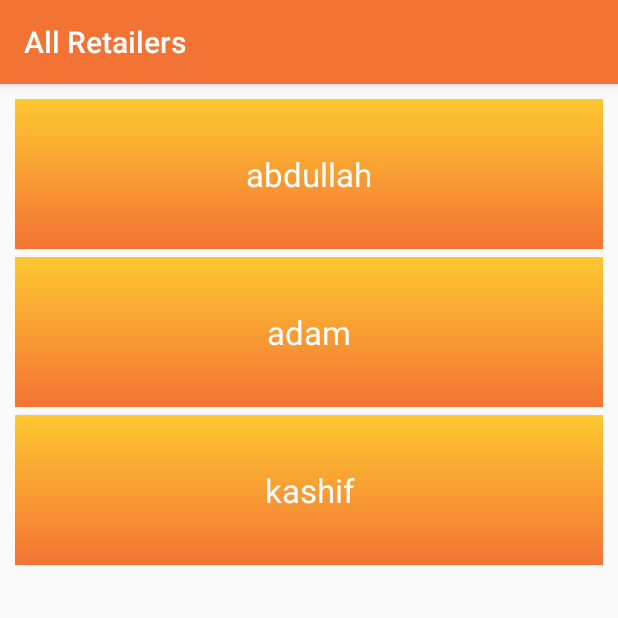
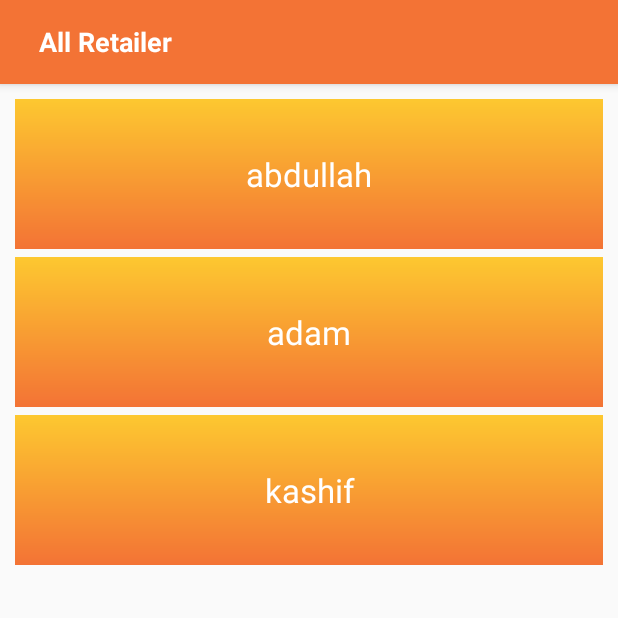
Before and after one commit to softwrengr/Firebase, an Android app: the fragment CustomerHomeFragment shown on its own in the app's theme, on a phone screen of 412 x 824 dp, the top half of it. Run offline under Robolectric (Android 15) with nearby library versions, the phone set to English and light mode, and no system bars; our stand-ins replace ButterKnife, Firebase (no records; nobody signed in at launch, a user with empty details on screens opened directly).

Commit message:
action bar added

```diff
--- a/app/build.gradle
+++ b/app/build.gradle
@@ -44,7 +44,7 @@ dependencies {
 
     //calendar
     implementation 'com.archit.calendar:awesome-calendar:1.1.4'
-    implementation 'com.github.applikeysolutions:cosmocalendar:1.0.4'
+    implementation 'joda-time:joda-time:2.10'
 }
 
 
--- a/app/src/main/AndroidManifest.xml
+++ b/app/src/main/AndroidManifest.xml
@@ -12,6 +12,7 @@
         android:supportsRtl="true"
         android:theme="@style/AppTheme">
         <activity android:name=".actvities.MainActivity"
+            android:theme="@style/AppTheme"
             >
             <intent-filter>
                 <action android:name="android.intent.action.MAIN" />
--- a/app/src/main/java/com/techease/appointment/fragments/customer/CustomerHomeFragment.java
+++ b/app/src/main/java/com/techease/appointment/fragments/customer/CustomerHomeFragment.java
@@ -4,10 +4,13 @@ import android.os.Bundle;
 import android.support.annotation.NonNull;
 import android.support.design.widget.BottomNavigationView;
 import android.support.v4.app.Fragment;
+import android.support.v7.app.AppCompatActivity;
 import android.view.LayoutInflater;
 import android.view.MenuItem;
 import android.view.View;
 import android.view.ViewGroup;
+import android.widget.ImageView;
+import android.widget.TextView;
 import android.widget.Toast;
 
 import com.techease.appointment.R;
@@ -26,7 +29,7 @@ public class CustomerHomeFragment extends Fragment {
                              Bundle savedInstanceState) {
         // Inflate the layout for this fragment
         view  = inflater.inflate(R.layout.fragment_customer_home, container, false);
-        ((MainActivity)getActivity()).getSupportActionBar().show();
+        customActionBar();
         initUI();
         bottomNavigationView.setOnNavigationItemSelectedListener(mOnNavigationItemSelectedListener);
         GeneralUtils.connectCustomerFragment(getActivity(),new ShowRetailersFragment());
@@ -59,4 +62,20 @@ public class CustomerHomeFragment extends Fragment {
             return false;
         }
     };
+
+
+    public void customActionBar() {
+        android.support.v7.app.ActionBar mActionBar = ((AppCompatActivity) getActivity()).getSupportActionBar();
+        mActionBar.setDisplayShowHomeEnabled(false);
+        mActionBar.setDisplayShowTitleEnabled(false);
+        mActionBar.setDisplayHomeAsUpEnabled(false);
+        LayoutInflater mInflater = LayoutInflater.from(getActivity());
+        View mCustomView = mInflater.inflate(R.layout.custom_actionbar, null);
+        TextView tvTitle = mCustomView.findViewById(R.id.title);
+        tvTitle.setText("All Retailer");
+        mActionBar.setCustomView(mCustomView);
+        mActionBar.setDisplayShowCustomEnabled(true);
+        mActionBar.show();
+
+    }
 }
--- a/app/src/main/java/com/techease/appointment/fragments/customer/ShowRetailersFragment.java
+++ b/app/src/main/java/com/techease/appointment/fragments/customer/ShowRetailersFragment.java
@@ -55,9 +55,8 @@ public class ShowRetailersFragment extends Fragment {
         tvRetailerOne.setOnClickListener(new View.OnClickListener() {
             @Override
             public void onClick(View v) {
-                Toast.makeText(getActivity(), tvRetailerOne.getText().toString(), Toast.LENGTH_SHORT).show();
                 bundle.putString("name",tvRetailerOne.getText().toString());
-                GeneralUtils.connectFragmentWithBack(getActivity(),new ShowCalendarFragment());
+                GeneralUtils.connectFragmentWithBack(getActivity(),new ShowCalendarFragment()).setArguments(bundle);
             }
         });
 
@@ -92,7 +91,6 @@ public class ShowRetailersFragment extends Fragment {
 //                        tvRetailerOne.setText(iterator.next());
 //                    }
                     String[] array = new String[]{ds.getKey()};
-                    Toast.makeText(getActivity(), array[0], Toast.LENGTH_SHORT).show();
                 }
 
             }
--- a/app/src/main/java/com/techease/appointment/fragments/loginSignupFragments/LoginFragment.java
+++ b/app/src/main/java/com/techease/appointment/fragments/loginSignupFragments/LoginFragment.java
@@ -46,7 +46,6 @@ public class LoginFragment extends Fragment {
                              Bundle savedInstanceState) {
         // Inflate the layout for this fragment
         view = inflater.inflate(R.layout.fragment_login, container, false);
-        ((MainActivity)getActivity()).getSupportActionBar().hide();
         auth = FirebaseAuth.getInstance();
 
         strUserType = GeneralUtils.getUserType(getActivity());
--- a/app/src/main/java/com/techease/appointment/fragments/loginSignupFragments/SignUpFragment.java
+++ b/app/src/main/java/com/techease/appointment/fragments/loginSignupFragments/SignUpFragment.java
@@ -48,7 +48,6 @@ public class SignUpFragment extends Fragment {
                              Bundle savedInstanceState) {
         // Inflate the layout for this fragment
         view = inflater.inflate(R.layout.fragment_sign_up, container, false);
-        ((MainActivity)getActivity()).getSupportActionBar().hide();
         initUI();
         return view;
     }
--- a/app/src/main/java/com/techease/appointment/fragments/retailers/RetailerHomeFragment.java
+++ b/app/src/main/java/com/techease/appointment/fragments/retailers/RetailerHomeFragment.java
@@ -60,4 +60,5 @@ public class RetailerHomeFragment extends Fragment {
             return false;
         }
     };
+
 }
--- /dev/null
+++ b/app/src/main/res/layout/custom_actionbar.xml
@@ -0,0 +1,29 @@
+<?xml version="1.0" encoding="utf-8"?>
+<RelativeLayout
+    xmlns:android="http://schemas.android.com/apk/res/android"
+    android:layout_width="match_parent"
+    android:layout_height="wrap_content">
+
+    <ImageView
+        android:id="@+id/ivBack"
+        android:layout_width="22sp"
+        android:layout_height="22sp"
+        android:visibility="gone"
+        android:src="@drawable/back"
+        android:layout_marginLeft="10sp"
+         />
+
+    <TextView
+        android:id="@+id/title"
+        android:layout_width="wrap_content"
+        android:layout_height="wrap_content"
+        android:text="Title"
+        android:textSize="18sp"
+        android:textStyle="bold"
+        android:layout_centerVertical="true"
+        android:layout_toRightOf="@id/ivBack"
+        android:layout_marginLeft="10sp"
+        android:textColor="@color/white"/>
+
+
+</RelativeLayout>
--- a/app/src/main/res/layout/fragment_show_calendar.xml
+++ b/app/src/main/res/layout/fragment_show_calendar.xml
@@ -17,7 +17,6 @@
         custom:selected_date_circle_color="@color/selected_date_circle_color"
         custom:title_color="@color/white">
     </com.archit.calendardaterangepicker.customviews.DateRangeCalendarView>
-
 
     <LinearLayout
         android:layout_width="wrap_content"
--- a/app/src/main/res/values/styles.xml
+++ b/app/src/main/res/values/styles.xml
@@ -8,4 +8,10 @@
         <item name="colorAccent">@color/colorAccent</item>
     </style>
 
+    <style name="AppTheme.NoActionBar">
+        <item name="windowActionBar">false</item>
+        <item name="windowNoTitle">true</item>
+
+    </style>
+
 </resources>
```
Also changed, not shown: app/src/main/java/com/techease/appointment/fragments/customer/MakeAppointmentFragment.java (+26 -0 lines), app/src/main/java/com/techease/appointment/fragments/customer/ShowCalendarFragment.java (+91 -11 lines), app/src/main/java/com/techease/appointment/fragments/retailers/SetCalendarFragment.java (+22 -2 lines), app/src/main/res/drawable/back.png (added), 1 other file.
